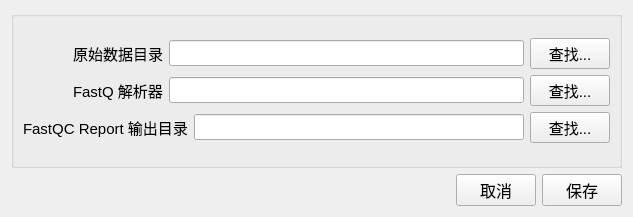
Above: gui/ui_design/setup_window.ui from yuanzheng/Metagenome before the change. Below: the same form after it.
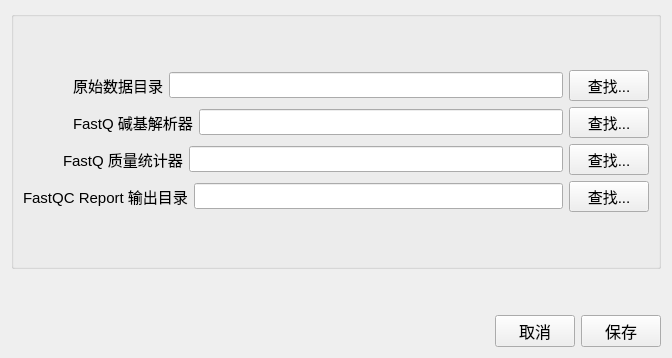
That is the form after the change.

Commit message: Updated raw fastq tab by adding checkbox Q20 and Q30

```diff
--- a/gui/ui_design/setup_window.ui
+++ b/gui/ui_design/setup_window.ui
@@ -6,8 +6,8 @@
    <rect>
     <x>0</x>
     <y>0</y>
-    <width>633</width>
-    <height>217</height>
+    <width>672</width>
+    <height>358</height>
    </rect>
   </property>
   <property name="font">
@@ -19,33 +19,6 @@
    <string>配置参数</string>
   </property>
   <layout class="QGridLayout" name="gridLayout">
-   <item row="1" column="1">
-    <widget class="QPushButton" name="pushButton_cancel">
-     <property name="text">
-      <string>取消</string>
-     </property>
-    </widget>
-   </item>
-   <item row="1" column="2">
-    <widget class="QPushButton" name="pushButton_save">
-     <property name="text">
-      <string>保存</string>
-     </property>
-    </widget>
-   </item>
-   <item row="1" column="0">
-    <spacer name="horizontalSpacer">
-     <property name="orientation">
-      <enum>Qt::Orientation::Horizontal</enum>
-     </property>
-     <property name="sizeHint" stdset="0">
-      <size>
-       <width>40</width>
-       <height>20</height>
-      </size>
-     </property>
-    </spacer>
-   </item>
    <item row="0" column="0" colspan="3">
     <widget class="QGroupBox" name="groupBox">
      <property name="title">
@@ -157,7 +130,7 @@
              </font>
             </property>
             <property name="text">
-             <string>FastQ 解析器</string>
+             <string>FastQ 碱基解析器</string>
             </property>
            </widget>
           </item>
@@ -184,6 +157,59 @@
           </item>
          </layout>
         </item>
+        <item>
+         <layout class="QHBoxLayout" name="horizontalLayout_5">
+          <item>
+           <spacer name="horizontalSpacer_4">
+            <property name="orientation">
+             <enum>Qt::Orientation::Horizontal</enum>
+            </property>
+            <property name="sizeType">
+             <enum>QSizePolicy::Policy::Fixed</enum>
+            </property>
+            <property name="sizeHint" stdset="0">
+             <size>
+              <width>40</width>
+              <height>20</height>
+             </size>
+            </property>
+           </spacer>
+          </item>
+          <item>
+           <widget class="QLabel" name="label_4">
+            <property name="font">
+             <font>
+              <pointsize>11</pointsize>
+             </font>
+            </property>
+            <property name="text">
+             <string>FastQ 质量统计器</string>
+            </property>
+           </widget>
+          </item>
+          <item>
+           <widget class="QLineEdit" name="lineEdit_fastqQualityStats">
+            <property name="font">
+             <font>
+              <pointsize>11</pointsize>
+             </font>
+            </property>
+           </widget>
+          </item>
+          <item>
+           <widget class="QPushButton" name="pushButton_fastqQualityStats">
+            <property name="font">
+             <font>
+              <pointsize>11</pointsize>
+             </font>
+            </property>
+            <property name="text">
+             <string>查找...</string>
+            </property>
+           </widget>
+          </item>
+         </layout>
+        </item>
         <item>
          <layout class="QHBoxLayout" name="horizontalLayout_4">
           <item>
@@ -242,6 +268,49 @@
      </layout>
     </widget>
    </item>
+   <item row="2" column="1">
+    <widget class="QPushButton" name="pushButton_cancel">
+     <property name="text">
+      <string>取消</string>
+     </property>
+    </widget>
+   </item>
+   <item row="2" column="0">
+    <spacer name="horizontalSpacer">
+     <property name="orientation">
+      <enum>Qt::Orientation::Horizontal</enum>
+     </property>
+     <property name="sizeHint" stdset="0">
+      <size>
+       <width>40</width>
+       <height>20</height>
+      </size>
+     </property>
+    </spacer>
+   </item>
+   <item row="2" column="2">
+    <widget class="QPushButton" name="pushButton_save">
+     <property name="text">
+      <string>保存</string>
+     </property>
+    </widget>
+   </item>
+   <item row="1" column="0">
+    <spacer name="verticalSpacer">
+     <property name="orientation">
+      <enum>Qt::Orientation::Vertical</enum>
+     </property>
+     <property name="sizeType">
+      <enum>QSizePolicy::Policy::Preferred</enum>
+     </property>
+     <property name="sizeHint" stdset="0">
+      <size>
+       <width>20</width>
+       <height>40</height>
+      </size>
+     </property>
+    </spacer>
+   </item>
   </layout>
  </widget>
  <resources/>
```
The commit also changes 8 other files.
